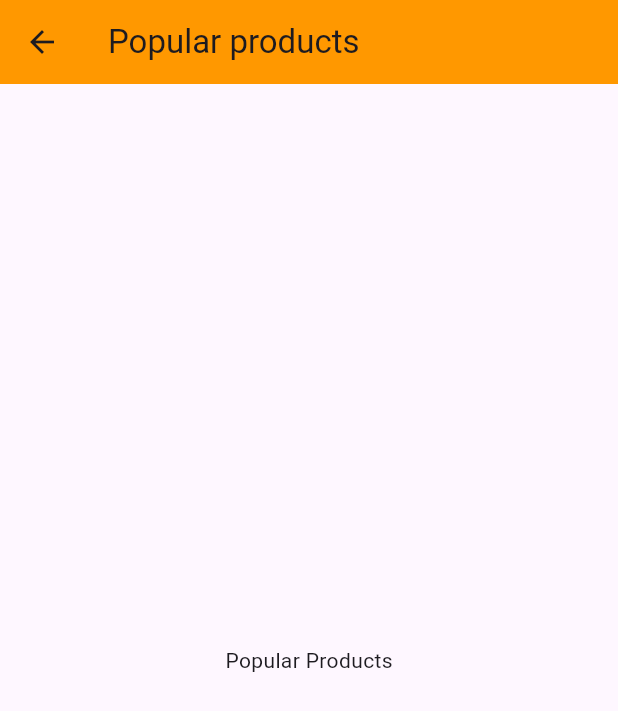
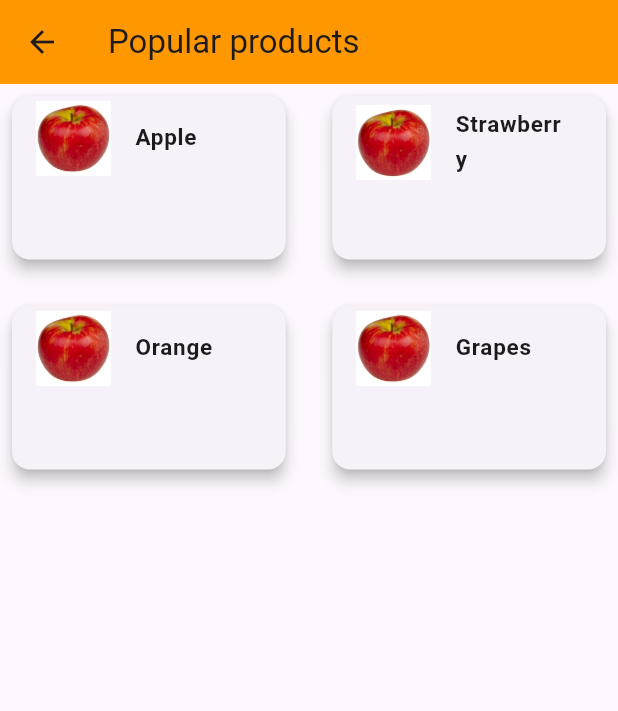
Before and after one commit to meerapm2020/hypermarket_addproduct, a Flutter app: the PopularProductsScreen screen opened directly, on a phone screen of 412 x 824 dp. Shown: the top 711 px of the screen. Run offline on Flutter 3.47's test engine with Material 3 defaults, Android fonts, the phone set to English and light mode, and no system bars; our stand-ins replace shared_preferences; accounts and stored records are empty.

Commit message:
second commit

```diff
--- a/lib/global_widgets/bottomnavscreen/bottomnavscreen.dart
+++ b/lib/global_widgets/bottomnavscreen/bottomnavscreen.dart
@@ -1,7 +1,8 @@
 import 'package:flutter/material.dart';
 
 import 'package:hypermarket_addproduct/presentation/home_screen/view/home_screen.dart';
-import 'package:hypermarket_addproduct/presentation/product_list_screen/view/product_list_screen.dart';
+import 'package:hypermarket_addproduct/presentation/outofstock_screen/view/outofstock_screen.dart';
+
 import 'package:hypermarket_addproduct/presentation/userpurchase_screen/view/userpurchase_screen.dart';
 
 class BottomNavScreen extends StatefulWidget {
@@ -16,7 +17,7 @@ class _BottomNavScreenState extends State<BottomNavScreen> {
   List<Widget> myWidgetList = [
     HomeScreen(),
     UserPurchaseScreen(),
-    ProductsListScreen()
+    OutofStockScreen()
   ];
 
   @override
--- /dev/null
+++ b/lib/presentation/outofstock_screen/view/outofstock_screen.dart
@@ -0,0 +1,14 @@
+import 'package:flutter/material.dart';
+
+class OutofStockScreen extends StatelessWidget {
+  const OutofStockScreen({super.key});
+
+  @override
+  Widget build(BuildContext context) {
+    return Scaffold(
+      appBar: AppBar(
+          backgroundColor: Colors.orange, title: Text("Out of Stock Products")),
+      body: Center(child: Text("Product Listing")),
+    );
+  }
+}
--- a/lib/presentation/popular_products_screen/view/popular_products_screen.dart
+++ b/lib/presentation/popular_products_screen/view/popular_products_screen.dart
@@ -1,7 +1,25 @@
 import 'package:flutter/material.dart';
 
 class PopularProductsScreen extends StatelessWidget {
-  const PopularProductsScreen({super.key});
+  PopularProductsScreen({super.key});
+  final List<Map<String, dynamic>> products = [
+    {
+      'title': 'Apple',
+      'image': 'assets/images/applenew.jpg',
+    },
+    {
+      'title': 'Strawberry',
+      'image': 'assets/images/applenew.jpg',
+    },
+    {
+      'title': 'Orange',
+      'image': 'assets/images/applenew.jpg',
+    },
+    {
+      'title': 'Grapes',
+      'image': 'assets/images/applenew.jpg',
+    },
+  ];
 
   @override
   Widget build(BuildContext context) {
@@ -10,8 +28,35 @@ class PopularProductsScreen extends StatelessWidget {
         backgroundColor: Colors.orange,
         title: Text("Popular products"),
       ),
-      body: Center(
-        child: Text("Popular Products"),
+      body: GridView.builder(
+        itemCount: products.length,
+        shrinkWrap: true,
+        physics: NeverScrollableScrollPhysics(),
+        gridDelegate: SliverGridDelegateWithFixedCrossAxisCount(
+          crossAxisCount: 2,
+          mainAxisSpacing: 15,
+          crossAxisSpacing: 15,
+          mainAxisExtent: 125,
+        ),
+        itemBuilder: (context, index) {
+          return Card(
+            elevation: 4,
+            margin: EdgeInsets.all(8),
+            child: ListTile(
+              title: Text(
+                products[index]['title'],
+                style: TextStyle(fontSize: 15, fontWeight: FontWeight.bold),
+              ),
+              leading: Image.asset(
+                products[index]['image'],
+                width: 50,
+                height: 50,
+                fit: BoxFit.cover,
+              ),
+              onTap: () {},
+            ),
+          );
+        },
       ),
     );
   }
--- a/lib/presentation/product_list_screen/view/product_list_screen.dart
+++ /dev/null
@@ -1,14 +0,0 @@
-import 'package:flutter/material.dart';
-
-class ProductsListScreen extends StatelessWidget {
-  const ProductsListScreen({super.key});
-
-  @override
-  Widget build(BuildContext context) {
-    return Scaffold(
-      appBar:
-          AppBar(backgroundColor: Colors.orange, title: Text("Product Lists ")),
-      body: Center(child: Text("Product Listing")),
-    );
-  }
-}
```
Also changed, not shown: assets/images/grapes.jpg (added), assets/images/orange.jpg (added), assets/images/straberrynew.jpg (added).
